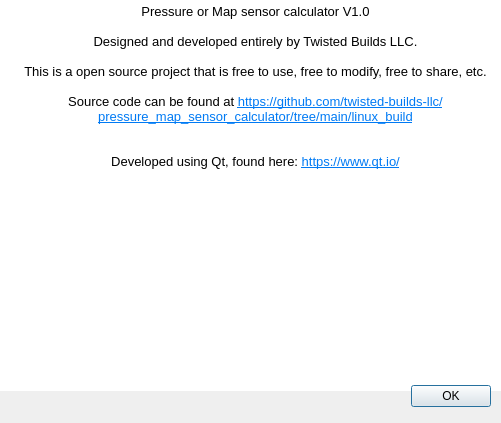
First picture: the form in aboutus.ui, repository twisted-builds-llc/pressure_map_sensor_calculator, before the edit.
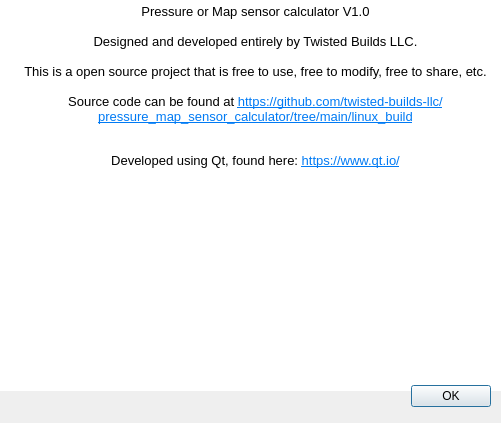
Second picture: the form after the edit. Icons and pictures are not drawn.

What changed in the file:
```diff
--- a/aboutus.ui
+++ b/aboutus.ui
@@ -48,11 +48,11 @@
 hr { height: 1px; border-width: 0; }
 li.unchecked::marker { content: &quot;\2610&quot;; }
 li.checked::marker { content: &quot;\2612&quot;; }
-&lt;/style&gt;&lt;/head&gt;&lt;body style=&quot; font-family:'Ubuntu'; font-size:10pt; font-weight:400; font-style:normal;&quot;&gt;
-&lt;p align=&quot;center&quot; style=&quot; margin-top:0px; margin-bottom:0px; margin-left:0px; margin-right:0px; -qt-block-indent:0; text-indent:0px;&quot;&gt;Pressure or Map sensor calculator V1.0&lt;br /&gt;&lt;br /&gt;Designed and developed entirely by Twisted Builds LLC.&lt;br /&gt;&lt;br /&gt;This is a open source project that is free to use, free to modify, free to share, etc. &lt;br /&gt;&lt;br /&gt;Source code can be found at &lt;a href=&quot;https://github.com/twisted-builds-llc/pressure_map_sensor_calculator/tree/main/linux_build&quot;&gt;&lt;span style=&quot; text-decoration: underline; color:#007af4;&quot;&gt;https://github.com/twisted-builds-llc/pressure_map_sensor_calculator/tree/main/linux_build&lt;br /&gt;&lt;br /&gt;&lt;/span&gt;&lt;/a&gt;&lt;/p&gt;
-&lt;p align=&quot;center&quot; style=&quot; margin-top:0px; margin-bottom:0px; margin-left:0px; margin-right:0px; -qt-block-indent:0; text-indent:0px;&quot;&gt;Developed using Qt, found here: &lt;a href=&quot;https://www.qt.io/&quot;&gt;&lt;span style=&quot; text-decoration: underline; color:#007af4;&quot;&gt;https://www.qt.io/&lt;/span&gt;&lt;/a&gt;&lt;/p&gt;
-&lt;p style=&quot;-qt-paragraph-type:empty; margin-top:0px; margin-bottom:0px; margin-left:0px; margin-right:0px; -qt-block-indent:0; text-indent:0px; text-decoration: underline; color:#007af4;&quot;&gt;&lt;br /&gt;&lt;/p&gt;
-&lt;p align=&quot;center&quot; style=&quot; margin-top:0px; margin-bottom:0px; margin-left:0px; margin-right:0px; -qt-block-indent:0; text-indent:0px;&quot;&gt;&lt;img src=&quot;:/Pictures/Grapic Content/Logo - Color/Twisted-Builds-Logo-Color-Transparent 400x200px for podcast.png&quot; /&gt;&lt;/p&gt;&lt;/body&gt;&lt;/html&gt;</string>
+&lt;/style&gt;&lt;/head&gt;&lt;body style=&quot; font-family:'Segoe UI'; font-size:9pt; font-weight:400; font-style:normal;&quot;&gt;
+&lt;p align=&quot;center&quot; style=&quot; margin-top:0px; margin-bottom:0px; margin-left:0px; margin-right:0px; -qt-block-indent:0; text-indent:0px;&quot;&gt;&lt;span style=&quot; font-family:'Ubuntu'; font-size:10pt;&quot;&gt;Pressure or Map sensor calculator V1.0&lt;br /&gt;&lt;br /&gt;Designed and developed entirely by Twisted Builds LLC.&lt;br /&gt;&lt;br /&gt;This is a open source project that is free to use, free to modify, free to share, etc. &lt;br /&gt;&lt;br /&gt;Source code can be found at &lt;/span&gt;&lt;a href=&quot;https://github.com/twisted-builds-llc/pressure_map_sensor_calculator/tree/main/linux_build&quot;&gt;&lt;span style=&quot; font-family:'Ubuntu'; font-size:10pt; text-decoration: underline; color:#007af4;&quot;&gt;https://github.com/twisted-builds-llc/pressure_map_sensor_calculator/tree/main/linux_build&lt;br /&gt;&lt;br /&gt;&lt;/span&gt;&lt;/a&gt;&lt;/p&gt;
+&lt;p align=&quot;center&quot; style=&quot; margin-top:0px; margin-bottom:0px; margin-left:0px; margin-right:0px; -qt-block-indent:0; text-indent:0px;&quot;&gt;&lt;span style=&quot; font-family:'Ubuntu'; font-size:10pt;&quot;&gt;Developed using Qt, found here: &lt;/span&gt;&lt;a href=&quot;https://www.qt.io/&quot;&gt;&lt;span style=&quot; font-family:'Ubuntu'; font-size:10pt; text-decoration: underline; color:#007af4;&quot;&gt;https://www.qt.io/&lt;/span&gt;&lt;/a&gt;&lt;/p&gt;
+&lt;p style=&quot;-qt-paragraph-type:empty; margin-top:0px; margin-bottom:0px; margin-left:0px; margin-right:0px; -qt-block-indent:0; text-indent:0px; font-family:'Ubuntu'; font-size:10pt; text-decoration: underline; color:#007af4;&quot;&gt;&lt;br /&gt;&lt;/p&gt;
+&lt;p align=&quot;center&quot; style=&quot; margin-top:0px; margin-bottom:0px; margin-left:0px; margin-right:0px; -qt-block-indent:0; text-indent:0px;&quot;&gt;&lt;img src=&quot;:/G:/Twisted Builds LLC all files related to business/Grapic Content/Logo - Color/Twisted-Builds-Logo-Color-Transparent 150 x 75.png&quot; /&gt;&lt;/p&gt;&lt;/body&gt;&lt;/html&gt;</string>
    </property>
   </widget>
   <zorder>textEdit</zorder>
```
